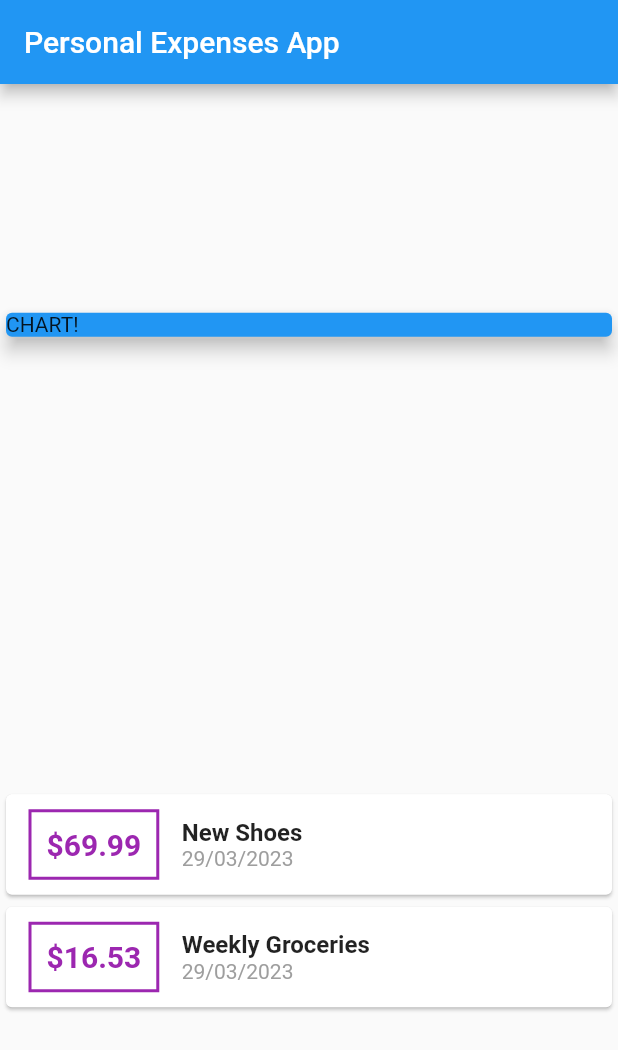
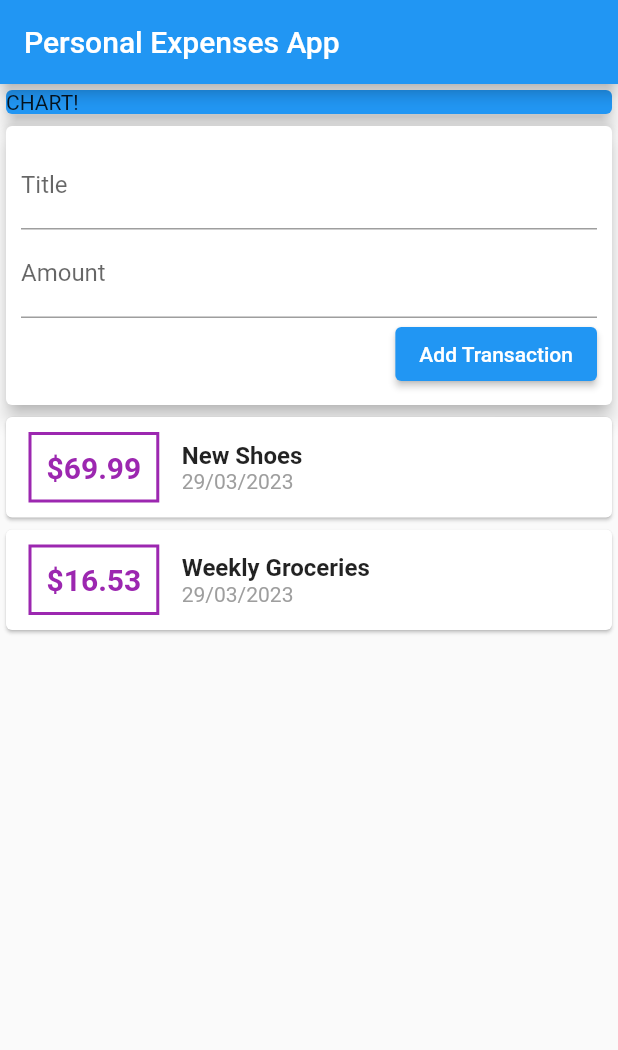
Before and after one commit to HMEI83/Flutter-Dart-Guide, a Flutter app: the screen it shows after launch, on a phone screen of 412 x 824 dp. Shown: the top 1050 px of the screen. Run offline on Flutter 3.47's test engine with Material 2 defaults, Android fonts, the phone set to English and light mode, and no system bars.

Commit message:
Adding text input widgets

```diff
--- a/personal_expenses_app/lib/main.dart
+++ b/personal_expenses_app/lib/main.dart
@@ -1,4 +1,4 @@
-// ignore_for_file: sized_box_for_whitespace, use_key_in_widget_constructors, avoid_unnecessary_containers, prefer_const_constructors
+// ignore_for_file: sized_box_for_whitespace, use_key_in_widget_constructors, avoid_unnecessary_containers, prefer_const_constructors, prefer_const_literals_to_create_immutables
 
 import 'package:flutter/material.dart';
 import 'package:intl/intl.dart';
@@ -36,7 +36,7 @@ class MyHomePage extends StatelessWidget {
         title: Text('Personal Expenses App'),
       ),
       body: Column(
-        mainAxisAlignment: MainAxisAlignment.spaceAround,
+        //mainAxisAlignment: MainAxisAlignment.start,
         crossAxisAlignment: CrossAxisAlignment.stretch,
         children: <Widget>[
           Container(
@@ -45,6 +45,25 @@ class MyHomePage extends StatelessWidget {
               color: Colors.blue,
               elevation: 5,
               child: Text('CHART!'),
+            ),
+          ),
+          Card(
+            elevation: 5,
+            child: Container(
+              padding: EdgeInsets.all(10),
+              child: Column(
+                crossAxisAlignment: CrossAxisAlignment.end,
+                children: <Widget>[
+                  TextField(
+                    decoration: InputDecoration(labelText: 'Title'),
+                  ),
+                  TextField(
+                    decoration: InputDecoration(labelText: 'Amount'),
+                  ),
+                  ElevatedButton(
+                      onPressed: () {}, child: Text('Add Transaction')),
+                ],
+              ),
             ),
           ),
           Column(
```
